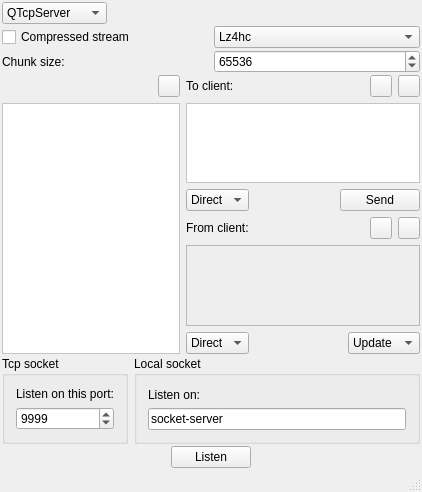
First picture: the form in server/mainwindow.ui, repository alphaonex86/debug-devel, before the edit.
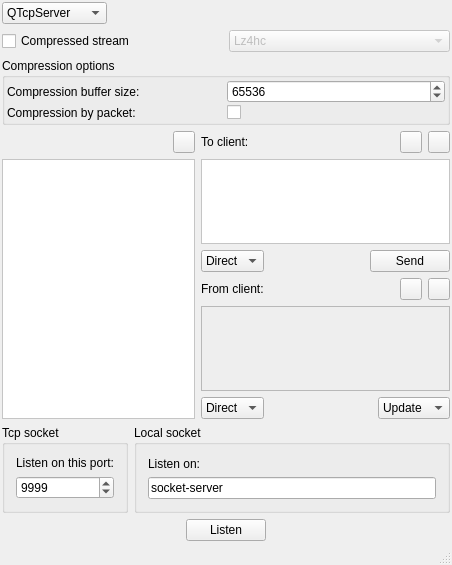
Second picture: the form after the edit. Icons and pictures are not drawn.

Commit message: Full compression should work, lz4 stream compression optimized

```diff
--- a/server/mainwindow.ui
+++ b/server/mainwindow.ui
@@ -6,8 +6,8 @@
    <rect>
     <x>0</x>
     <y>0</y>
-    <width>422</width>
-    <height>492</height>
+    <width>452</width>
+    <height>565</height>
    </rect>
   </property>
   <property name="windowTitle">
@@ -22,9 +22,6 @@
   </property>
   <widget class="QWidget" name="centralWidget">
    <layout class="QVBoxLayout" name="verticalLayout_4">
-    <property name="spacing">
-     <number>2</number>
-    </property>
     <property name="margin">
      <number>2</number>
     </property>
@@ -81,6 +78,9 @@
       </item>
       <item>
        <widget class="QComboBox" name="compressionType">
+        <property name="enabled">
+         <bool>false</bool>
+        </property>
         <item>
          <property name="text">
           <string>Lz4hc</string>
@@ -106,16 +106,26 @@
      </layout>
     </item>
     <item>
-     <layout class="QHBoxLayout" name="horizontalLayout_11">
-      <item>
-       <widget class="QLabel" name="label_12">
+     <widget class="QGroupBox" name="compressionOptions">
+      <property name="title">
+       <string>Compression options</string>
+      </property>
+      <layout class="QGridLayout" name="gridLayout">
+       <property name="margin">
+        <number>2</number>
+       </property>
+       <property name="spacing">
+        <number>2</number>
+       </property>
+       <item row="0" column="0">
+        <widget class="QLabel" name="label_compressio_buffer">
         <property name="text">
-         <string>Chunk size:</string>
+          <string>Compression buffer size:</string>
         </property>
        </widget>
       </item>
-      <item>
-       <widget class="QSpinBox" name="chunkSize">
+       <item row="0" column="1">
+        <widget class="QSpinBox" name="compressionBufferSize">
         <property name="minimum">
          <number>16</number>
         </property>
@@ -127,7 +137,22 @@
         </property>
        </widget>
       </item>
-     </layout>
+       <item row="1" column="0">
+        <widget class="QLabel" name="label_compression_by_packet">
+         <property name="text">
+          <string>Compression by packet:</string>
+         </property>
+        </widget>
+       </item>
+       <item row="1" column="1">
+        <widget class="QCheckBox" name="compressionByPacket"/>
+       </item>
+      </layout>
+      <zorder>label_compression_by_packet</zorder>
+      <zorder>compressionBufferSize</zorder>
+      <zorder>label_compressio_buffer</zorder>
+      <zorder>compressionByPacket</zorder>
+     </widget>
     </item>
     <item>
      <layout class="QHBoxLayout" name="horizontalLayout_7">
```
Left out of the diff: 32 changed lines with no effect on the pictures. Lines whose indentation alone changed are shown as unchanged. The commit also changes 29 other files.
